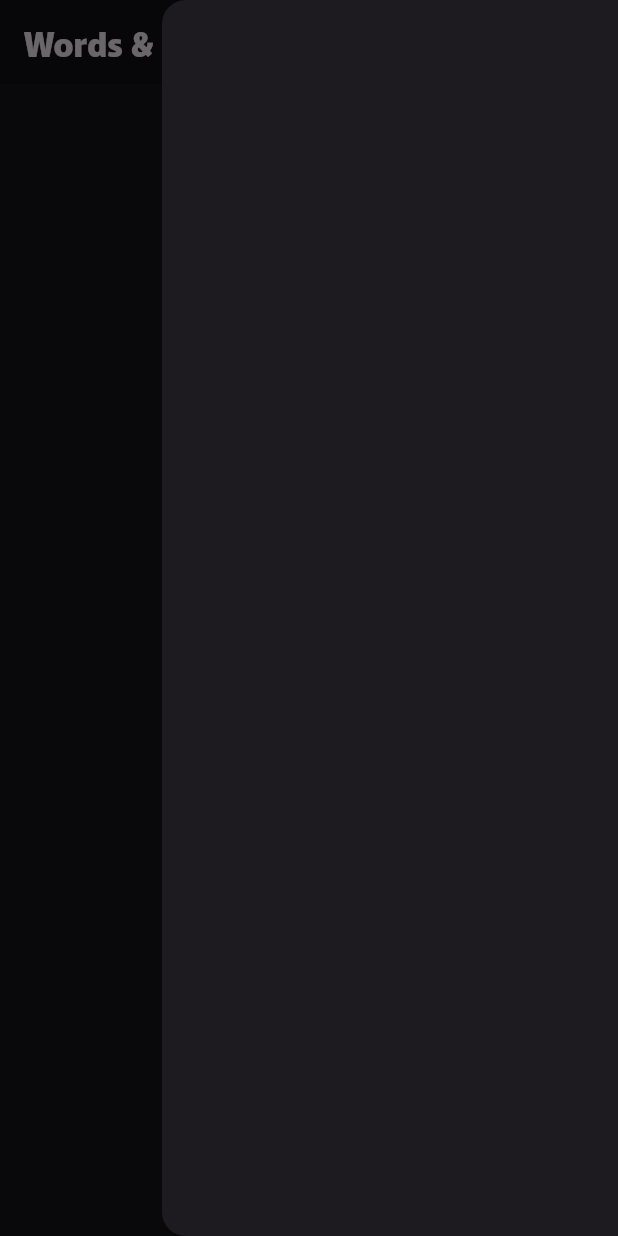
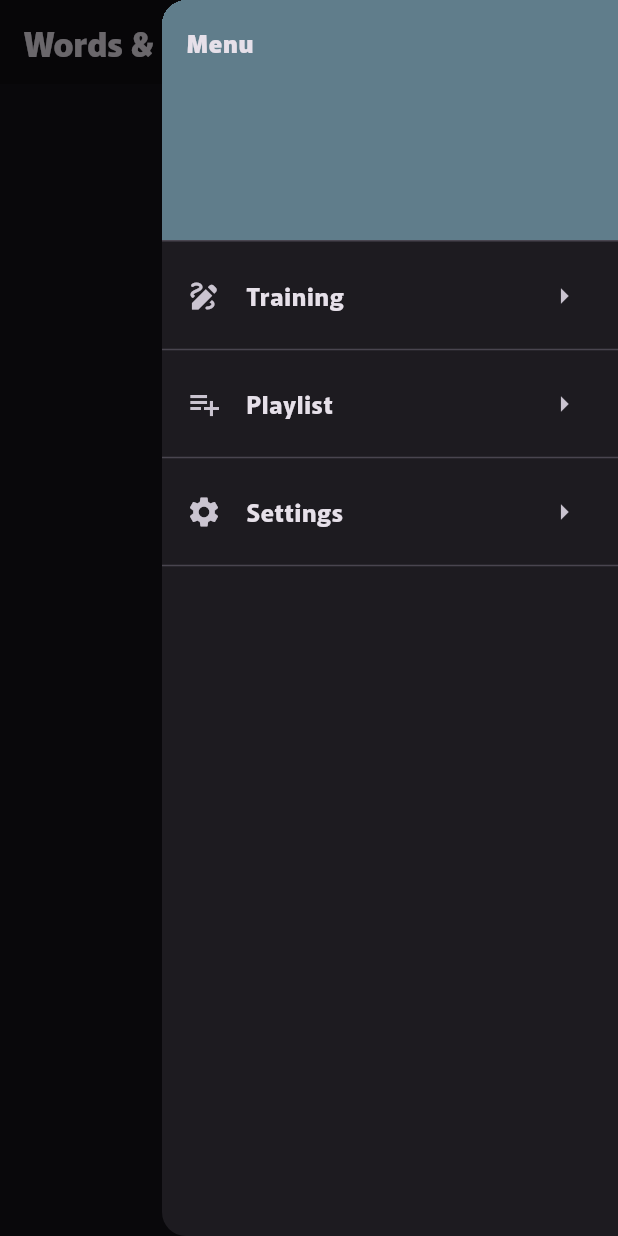
Before and after one commit to sasaki404/my_lang_memo, a Flutter app: the screen it shows after launch, with the side drawer open, on a phone screen of 412 x 824 dp. Run offline on Flutter 3.47's test engine with Material 3 defaults, Android fonts, the phone set to English and light mode, and no system bars; our stand-ins replace camera, flutter_riverpod, flutter_tts, permission_handler, riverpod_annotation, shared_preferences and 2 more; missing offline and left inert: google_mlkit_text_recognition, translator; accounts and stored records are empty; generated files the repository leaves out were written again.

Commit message:
add drawer in Home

```diff
--- a/lib/home.dart
+++ b/lib/home.dart
@@ -1,4 +1,5 @@
 import 'package:flutter/material.dart';
+import 'package:my_lang_memo/settings/settings_page.dart';
 import 'package:my_lang_memo/word_regist_dialog.dart';
 import 'package:my_lang_memo/words_page.dart';
 
@@ -22,7 +23,50 @@ class _HomeState extends State<Home> {
         ),
         backgroundColor: Colors.black26,
       ),
-      endDrawer: const Drawer(),
+      endDrawer: Drawer(
+        child: ListView(
+          padding: EdgeInsets.zero,
+          children: [
+            const DrawerHeader(
+              decoration: BoxDecoration(
+                color: Colors.blueGrey,
+              ),
+              child: Text(
+                'Menu',
+                style: TextStyle(fontWeight: FontWeight.w900),
+              ),
+            ),
+            ListTile(
+              leading: const Icon(Icons.draw),
+              title: const Text("Training",
+                  style: TextStyle(fontWeight: FontWeight.w700)),
+              trailing: const Icon(Icons.arrow_right),
+              onTap: () {},
+            ),
+            const Divider(),
+            ListTile(
+              leading: const Icon(Icons.playlist_add),
+              title: const Text("Playlist",
+                  style: TextStyle(fontWeight: FontWeight.w700)),
+              trailing: const Icon(Icons.arrow_right),
+              onTap: () {},
+            ),
+            const Divider(),
+            ListTile(
+              leading: const Icon(Icons.settings),
+              title: const Text("Settings",
+                  style: TextStyle(fontWeight: FontWeight.w700)),
+              trailing: const Icon(Icons.arrow_right),
+              onTap: () {
+                Navigator.push(context, MaterialPageRoute(builder: (_) {
+                  return const SettingsPage();
+                }));
+              },
+            ),
+            const Divider(),
+          ],
+        ),
+      ),
       body: SafeArea(
         child: Column(
           children: [
@@ -34,17 +78,12 @@ class _HomeState extends State<Home> {
       ),
       floatingActionButton: FloatingActionButton(
         onPressed: () async {
-          final result = await showDialog(
+          await showDialog(
             context: context,
             builder: (_) {
               return WordRegistDialog();
             },
           );
-          // Check if the result is true, meaning a new record was added
-          if (result == true) {
-            // Refresh the WordsPage by calling setState
-            setState(() {});
-          }
         },
         backgroundColor: Colors.grey,
         child: const Icon(
```
